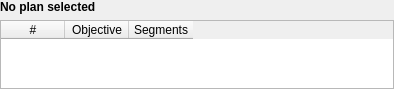
Qt form ExternalBeamPlanning/Widgets/UI/qMRMLObjectivesTableWidget.ui (SlicerRt/SlicerRT) before a commit.
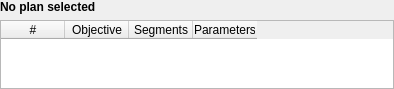
The same form after that commit.

Commit message: one segment per objectiveNode (adjust objectiveTable's logic); include parameters in objectives Table; take out objective parameters from objective functions input (should be saved in class)

What changed in the file:
```diff
--- a/ExternalBeamPlanning/Widgets/UI/qMRMLObjectivesTableWidget.ui
+++ b/ExternalBeamPlanning/Widgets/UI/qMRMLObjectivesTableWidget.ui
@@ -78,7 +78,7 @@
       <bool>true</bool>
      </property>
      <property name="columnCount">
-      <number>3</number>
+      <number>4</number>
      </property>
      <attribute name="horizontalHeaderDefaultSectionSize">
       <number>64</number>
@@ -107,6 +107,14 @@
        <string>segments to apply the objective to</string>
       </property>
      </column>
+     <column>
+      <property name="text">
+       <string>Parameters</string>
+      </property>
+      <property name="toolTip">
+       <string>parameters for objective</string>
+      </property>
+     </column>
     </widget>
    </item>
   </layout>
```
The commit also changes 12 other files.
